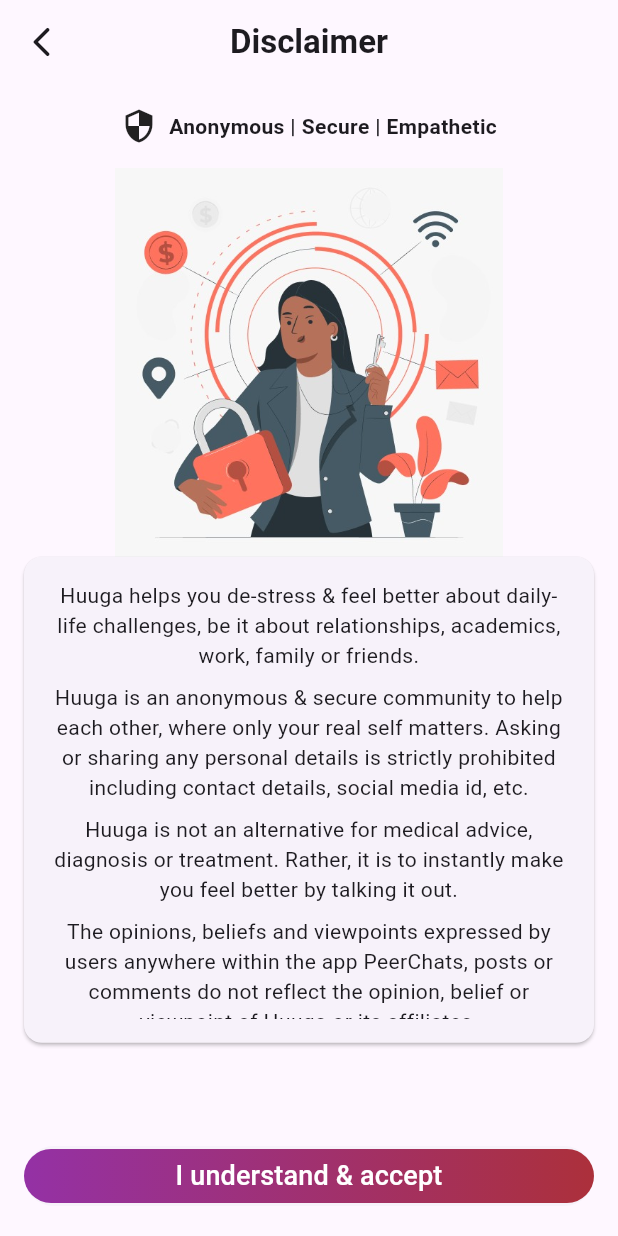
After one commit to saranshane/Huuga_v01, a Flutter app: the DisclaimerScreen screen opened directly, on a phone screen of 412 x 824 dp. The commit adds this screen. Run offline on Flutter 3.47's test engine with Material 3 defaults, Android fonts, the phone set to English and light mode, and no system bars; our stand-ins replace get, intl_phone_field, lottie, shared_preferences; accounts and stored records are empty.

Commit message:
added disclaimer

```diff
--- /dev/null
+++ b/lib/registration/disclaimer_screen.dart
@@ -0,0 +1,118 @@
+import 'package:flutter/material.dart';
+import 'package:get/get.dart';
+import 'package:login/home/home_screen.dart';
+import 'package:login/registration/registration_screen.dart';
+
+class DisclaimerScreen extends StatelessWidget {
+  @override
+  Widget build(BuildContext context) {
+    return Scaffold(
+      appBar: AppBar(
+        title:
+            Text('Disclaimer', style: TextStyle(fontWeight: FontWeight.bold)),
+        centerTitle: true,
+        leading: IconButton(
+          icon: Icon(Icons.arrow_back_ios_rounded),
+          onPressed: () {
+            Get.to(RegistrationScreen());
+          },
+        ),
+      ),
+      body: Padding(
+        padding: EdgeInsets.all(16.0),
+        child: Column(
+          crossAxisAlignment: CrossAxisAlignment.center,
+          children: [
+            Row(
+              mainAxisAlignment: MainAxisAlignment.center,
+              children: [
+                Icon(Icons.security),
+                SizedBox(width: 8.0),
+                Text(
+                  'Anonymous | Secure | Empathetic',
+                  style: TextStyle(fontWeight: FontWeight.bold),
+                ),
+              ],
+            ),
+            SizedBox(height: 16.0),
+            Flexible(
+              flex: 4,
+              child: Image.asset('assets/images/Disclaimer.jpg'),
+            ),
+            Flexible(
+              flex: 5,
+              child: Card(
+                margin: EdgeInsets.zero,
+                child: Padding(
+                  padding: EdgeInsets.all(16.0),
+                  child: SingleChildScrollView(
+                    child: Column(
+                      mainAxisAlignment: MainAxisAlignment.center,
+                      crossAxisAlignment: CrossAxisAlignment.center,
+                      children: [
+                        Text(
+                          'Huuga helps you de-stress & feel better about daily-life challenges, be it about relationships, academics, work, family or friends.',
+                          textAlign: TextAlign.center,
+                        ),
+                        SizedBox(height: 8.0),
+                        Text(
+                          'Huuga is an anonymous & secure community to help each other, where only your real self matters. Asking or sharing any personal details is strictly prohibited including contact details, social media id, etc.',
+                          textAlign: TextAlign.center,
+                        ),
+                        SizedBox(height: 8.0),
+                        Text(
+                          'Huuga is not an alternative for medical advice, diagnosis or treatment. Rather, it is to instantly make you feel better by talking it out.',
+                          textAlign: TextAlign.center,
+                        ),
+                        SizedBox(height: 8.0),
+                        Text(
+                          'The opinions, beliefs and viewpoints expressed by users anywhere within the app PeerChats, posts or comments do not reflect the opinion, belief or viewpoint of Huuga or its affiliates.',
+                          textAlign: TextAlign.center,
+                        ),
+                      ],
+                    ),
+                  ),
+                ),
+              ),
+            ),
+            Spacer(),
+            ElevatedButton(
+              onPressed: () {
+                Get.to(HomeScreen());
+              },
+              style: ElevatedButton.styleFrom(
+                elevation: 0,
+                padding: EdgeInsets.zero,
+                shape: RoundedRectangleBorder(
+                  borderRadius: BorderRadius.circular(20),
+                ),
+              ),
+              child: Ink(
+                decoration: BoxDecoration(
+                  gradient: LinearGradient(
+                    colors: [
+                      Color(0xFF9431A5),
+                      Color(0xFFAC303B),
+                    ],
+                    begin: Alignment.topLeft,
+                    end: Alignment.topRight,
+                  ),
+                  borderRadius: BorderRadius.circular(30),
+                ),
+                child: Container(
+                  constraints: BoxConstraints(minWidth: 88.0, minHeight: 36.0),
+                  alignment: Alignment.center,
+                  child: Text(
+                    'I understand & accept',
+                    style: TextStyle(fontSize: 18, color: Colors.white),
+                    textAlign: TextAlign.center,
+                  ),
+                ),
+              ),
+            ),
+          ],
+        ),
+      ),
+    );
+  }
+}
--- a/lib/registration/registration_screen.dart
+++ b/lib/registration/registration_screen.dart
@@ -275,9 +275,9 @@
 import 'package:flutter/material.dart';
 import 'package:get/get.dart';
 import 'package:http/http.dart' as http;
+import 'package:login/registration/disclaimer_screen.dart';
 import 'dart:convert';
 import 'package:shared_preferences/shared_preferences.dart';
-import 'package:login/home/home_screen.dart';
 import 'package:login/constants.dart'; // Import the constants file
 
 class RegistrationController extends GetxController {
@@ -309,7 +309,7 @@
         await saveDataToSharedPreferences(nickname, gender, description);
         print('User info updated successfully');
         print(response.body);
-        Get.offAll(() => HomeScreen());
+        Get.offAll(() => DisclaimerScreen());
       } else {
         print('Failed to update user details. Error: ${response.body}');
       }
```
Also changed, not shown: assets/images/Disclaimer.jpg (added).
